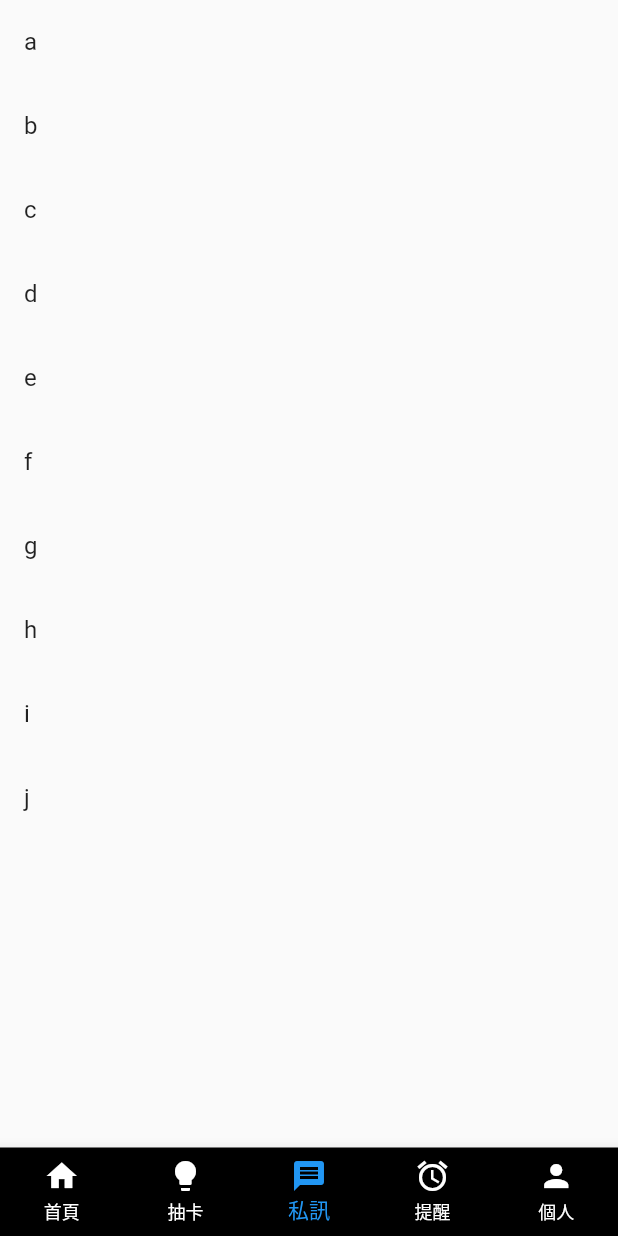
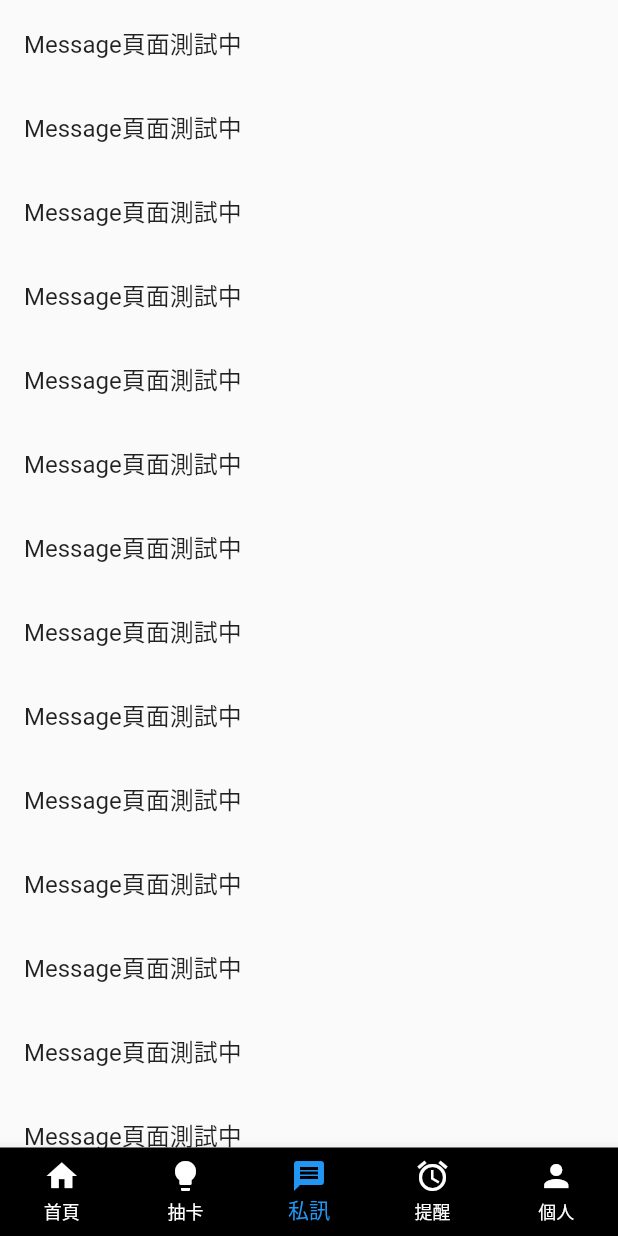
Before and after one commit to DoodleBears/paclub, a Flutter app: the screen it shows after launch, item 3 of the bottom bar chosen, on a phone screen of 412 x 824 dp. Run offline on Flutter 3.47's test engine with Material 2 defaults, Android fonts, the phone set to English and light mode, and no system bars.

Commit message:
Update Message.dart

```diff
--- a/lib/pages/tabs/Message.dart
+++ b/lib/pages/tabs/Message.dart
@@ -12,34 +12,79 @@ class _MessagePageState extends State<MessagePage> {
     return ListView(
       children: <Widget>[
         ListTile(
-          title: Text("a"),
+          title: Text("Message頁面測試中"),
         ),
         ListTile(
-          title: Text("b"),
+          title: Text("Message頁面測試中"),
         ),
         ListTile(
-          title: Text("c"),
+          title: Text("Message頁面測試中"),
         ),
         ListTile(
-          title: Text("d"),
+          title: Text("Message頁面測試中"),
         ),
         ListTile(
-          title: Text("e"),
+          title: Text("Message頁面測試中"),
         ),
         ListTile(
-          title: Text("f"),
+          title: Text("Message頁面測試中"),
         ),
         ListTile(
-          title: Text("g"),
+          title: Text("Message頁面測試中"),
         ),
         ListTile(
-          title: Text("h"),
+          title: Text("Message頁面測試中"),
         ),
         ListTile(
-          title: Text("i"),
+          title: Text("Message頁面測試中"),
         ),
         ListTile(
-          title: Text("j"),
+          title: Text("Message頁面測試中"),
+        ),
+        ListTile(
+          title: Text("Message頁面測試中"),
+        ),
+        ListTile(
+          title: Text("Message頁面測試中"),
+        ),
+        ListTile(
+          title: Text("Message頁面測試中"),
+        ),
+        ListTile(
+          title: Text("Message頁面測試中"),
+        ),
+        ListTile(
+          title: Text("Message頁面測試中"),
+        ),
+        ListTile(
+          title: Text("Message頁面測試中"),
+        ),
+        ListTile(
+          title: Text("Message頁面測試中"),
+        ),
+        ListTile(
+          title: Text("Message頁面測試中"),
+        ),
+        ListTile(
+          title: Text("Message頁面測試中"),
+        ),
+        ListTile(
+          title: Text("Message頁面測試中"),
+        ),
+        ListTile(
+          title: Text("Message頁面測試中"),
+        ),
+        ListTile(
+          title: Text("Message頁面測試中"),
+        ),
+        ListTile(
+          title: Text("Message頁面測試中"),
+        ),
+        ListTile(
+          title: Text("Message頁面測試中"),
+        ),
+        ListTile(
+          title: Text("Message頁面測試中"),
         )
       ],
     );
```
